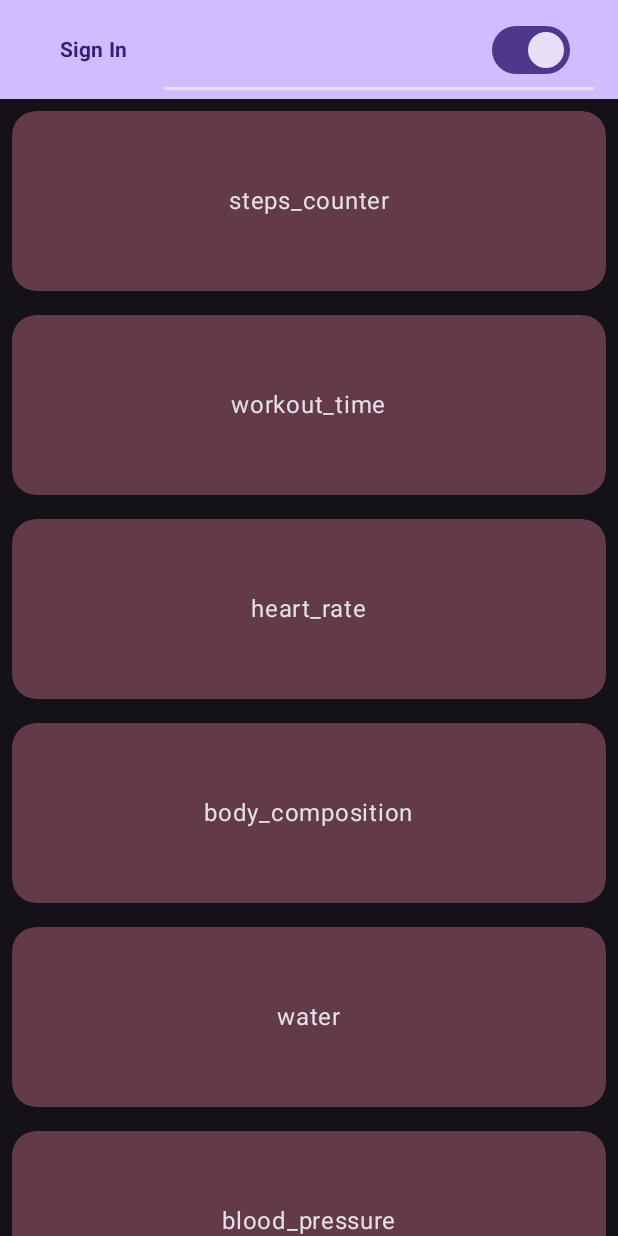
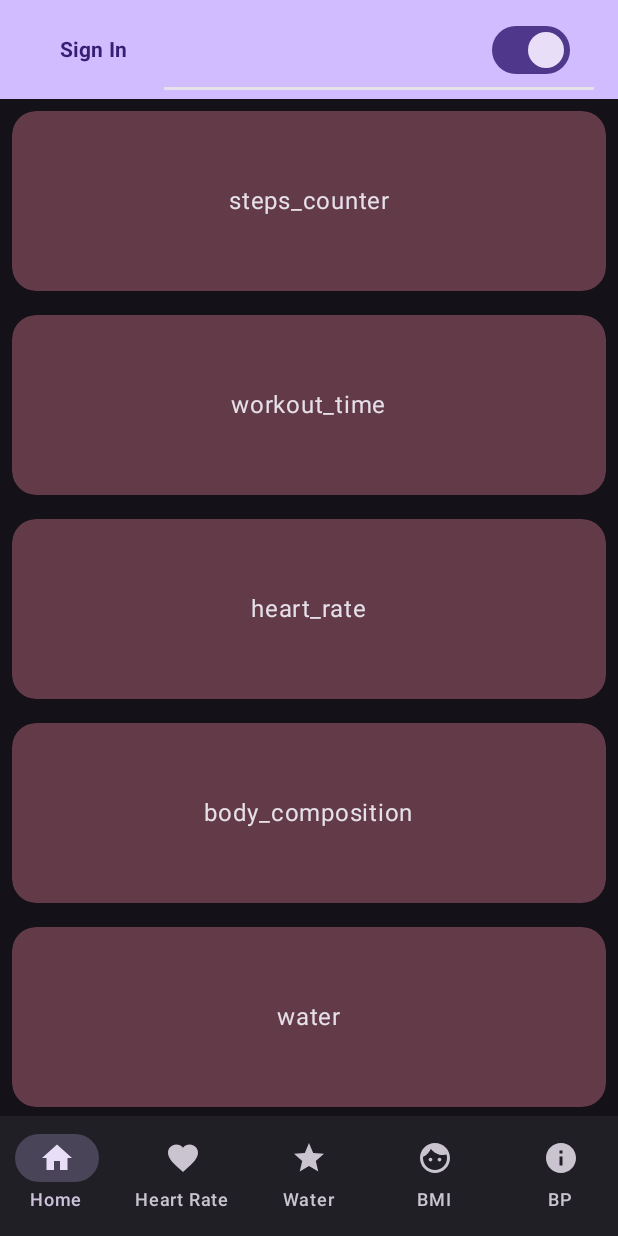
Before and after one commit to amirghari/Task-Beat, an Android app built with Jetpack Compose: the screen it shows after launch (MainActivity), on a phone screen of 412 x 824 dp. Run offline under Robolectric (Android 15) with nearby library versions, the phone set to English and light mode, and no system bars; our stand-ins replace Firebase (no records; nobody signed in at launch, a user with empty details on screens opened directly), Room's generated code; pictures from the network do not load; 1 statement that could not run was skipped.

Commit message:
bottom Navbar added

```diff
--- a/app/build.gradle.kts
+++ b/app/build.gradle.kts
@@ -75,6 +75,8 @@ dependencies {
     implementation(libs.androidx.work.runtime.ktx)
     implementation(libs.androidx.runtime.livedata)
     implementation(libs.firebase.auth.ktx)
+    implementation(libs.firebase.crashlytics.buildtools)
+    implementation(libs.firebase.perf.ktx)
 
     testImplementation(libs.junit)
     androidTestImplementation(libs.androidx.junit)
--- a/app/src/main/java/com/example/taskbeat/TaskBeatApp.kt
+++ b/app/src/main/java/com/example/taskbeat/TaskBeatApp.kt
@@ -1,11 +1,25 @@
 package com.example.taskbeat
 
+import androidx.compose.foundation.layout.padding
+import androidx.compose.material3.Scaffold
 import androidx.compose.runtime.Composable
+import androidx.compose.ui.Modifier
 import androidx.navigation.NavHostController
 import androidx.navigation.compose.rememberNavController
 import com.example.taskbeat.ui.navigation.TaskBeatNavHost
+import com.example.taskbeat.ui.navigation.BottomNavBar
 
+/**
+ * The main app composable that sets up the scaffold structure with a bottom navigation bar
+ * and a navigation host for handling screen transitions.
+ */
 @Composable
 fun TaskBeatApp(navCtrl: NavHostController = rememberNavController()) {
-    TaskBeatNavHost(navCtrl)
+    Scaffold(
+        bottomBar = {
+            BottomNavBar(navCtrl) // Add bottom navigation bar with 5 categories
+        }
+    ) { innerPadding ->
+        TaskBeatNavHost(navCtrl, Modifier.padding(innerPadding)) // Main navigation host
+    }
 }
--- a/app/src/main/java/com/example/taskbeat/ui/navigation/TaskBeatNavGraph.kt
+++ b/app/src/main/java/com/example/taskbeat/ui/navigation/TaskBeatNavGraph.kt
@@ -3,54 +3,70 @@ package com.example.taskbeat.ui.navigation
 import HeartRateScreen
 import HomeScreen
 import SignInScreen
+import androidx.compose.material3.*
 import androidx.compose.runtime.Composable
+import androidx.compose.ui.Modifier
 import androidx.navigation.NavHostController
 import androidx.navigation.compose.NavHost
 import androidx.navigation.compose.composable
-import com.example.taskbeat.ui.screens.BloodGlucoseScreen
-import com.example.taskbeat.ui.screens.BloodPressureScreen
-import com.example.taskbeat.ui.screens.BodyCompositionScreen
-import com.example.taskbeat.ui.screens.EnumScreens
-import com.example.taskbeat.ui.screens.SettingsScreen
-import com.example.taskbeat.ui.screens.StepsCounterScreen
-import com.example.taskbeat.ui.screens.WaterScreen
-import com.example.taskbeat.ui.screens.WorkoutTimeScreen
-
+import androidx.navigation.compose.currentBackStackEntryAsState
+import com.example.taskbeat.ui.screens.*
 
 @Composable
 fun TaskBeatNavHost(
-    navCtrl: NavHostController
+    navController: NavHostController,
+    modifier: Modifier = Modifier
 ) {
-    NavHost(navController = navCtrl, startDestination = EnumScreens.HOME.name) {
-        composable(route = EnumScreens.HOME.route) {
-            HomeScreen(navCtrl)
-        }
-        composable(route = EnumScreens.SIGN_IN.route) {
-            SignInScreen(navCtrl)
-        }
-        composable(route = EnumScreens.SETTINGS.route) {
-            SettingsScreen(navCtrl)
-        }
-        composable(route = EnumScreens.STEPS_COUNTER.route) {
-            StepsCounterScreen(navCtrl)
-        }
-        composable(route = EnumScreens.WORKOUT_TIME.route) {
-            WorkoutTimeScreen(navCtrl)
-        }
-        composable(route = EnumScreens.HEART_RATE.route) {
-            HeartRateScreen(navCtrl)
-        }
-        composable(route = EnumScreens.BODY_COMPOSITION.route) {
-            BodyCompositionScreen(navCtrl)
-        }
-        composable(route = EnumScreens.WATER.route) {
-            WaterScreen(navCtrl)
-        }
-        composable(route = EnumScreens.BLOOD_PRESSURE.route) {
-            BloodPressureScreen(navCtrl)
-        }
-        composable(route = EnumScreens.BLOOD_GLUCOSE.route) {
-            BloodGlucoseScreen(navCtrl)
+    NavHost(
+        navController = navController,
+        startDestination = EnumScreens.HOME.route,
+        modifier = modifier
+    ) {
+        composable(EnumScreens.HOME.route) { HomeScreen(navController) }
+        composable(EnumScreens.SIGN_IN.route) { SignInScreen(navController) }
+        composable(EnumScreens.SETTINGS.route) { SettingsScreen(navController) }
+        composable(EnumScreens.STEPS_COUNTER.route) { StepsCounterScreen(navController) }
+        composable(EnumScreens.WORKOUT_TIME.route) { WorkoutTimeScreen(navController) }
+        composable(EnumScreens.HEART_RATE.route) { HeartRateScreen(navController) }
+        composable(EnumScreens.BODY_COMPOSITION.route) { BodyCompositionScreen(navController) }
+        composable(EnumScreens.WATER.route) { WaterScreen(navController) }
+        composable(EnumScreens.BLOOD_PRESSURE.route) { BloodPressureScreen(navController) }
+        composable(EnumScreens.BLOOD_GLUCOSE.route) { BloodGlucoseScreen(navController) }
+    }
+}
+
+@Composable
+fun BottomNavBar(navController: NavHostController) {
+    val navItems = listOf(
+        EnumScreens.HOME,
+        EnumScreens.HEART_RATE,
+        EnumScreens.WATER,
+        EnumScreens.BODY_COMPOSITION,
+        EnumScreens.BLOOD_PRESSURE
+    )
+
+    val currentRoute = navController.currentBackStackEntryAsState().value?.destination?.route ?: ""
+
+    NavigationBar {
+        navItems.forEach { screen ->
+            NavigationBarItem(
+                icon = {
+                    if (screen.icon != null) {
+                        Icon(imageVector = screen.icon, contentDescription = screen.displayName)
+                    }
+                },
+                label = { Text(screen.displayName) },
+                selected = currentRoute == screen.route,
+                onClick = {
+                    if (currentRoute != screen.route) {
+                        navController.navigate(screen.route) {
+                            popUpTo(EnumScreens.HOME.route) { saveState = true }
+                            launchSingleTop = true
+                            restoreState = true
+                        }
+                    }
+                }
+            )
         }
     }
 }
--- a/app/src/main/java/com/example/taskbeat/ui/screens/EnumScreens.kt
+++ b/app/src/main/java/com/example/taskbeat/ui/screens/EnumScreens.kt
@@ -1,17 +1,27 @@
 package com.example.taskbeat.ui.screens
 
-enum class EnumScreens(val route: String) {
-    HOME("home"),
-    SETTINGS("settings"),
-    STEPS_COUNTER("steps_counter"),
-    WORKOUT_TIME("workout_time"),
-    HEART_RATE("heart_rate"),
-    BODY_COMPOSITION("body_composition"),
-    WATER("water"),
-    BLOOD_PRESSURE("blood_pressure"),
-    BLOOD_GLUCOSE("blood_glucose"),
-    SIGN_IN("sign_in");
+import androidx.compose.material.icons.Icons
+import androidx.compose.material.icons.filled.*
+import androidx.compose.ui.graphics.vector.ImageVector
 
+/**
+ * EnumScreens defines the routes, display names, and icons for each screen.
+ */
+enum class EnumScreens(val route: String, val displayName: String, val icon: ImageVector?) {
+    HOME("home", "Home", Icons.Filled.Home),
+    SETTINGS("settings", "Settings", Icons.Filled.Settings),
+    STEPS_COUNTER("steps_counter", "Steps", Icons.Filled.KeyboardArrowUp),
+    WORKOUT_TIME("workout_time", "Workout", Icons.Filled.PlayArrow),
+    HEART_RATE("heart_rate", "Heart Rate", Icons.Filled.Favorite),
+    BODY_COMPOSITION("body_composition", "BMI", Icons.Filled.Face),
+    WATER("water", "Water", Icons.Filled.Star),
+    BLOOD_PRESSURE("blood_pressure", "BP", Icons.Filled.Info),
+    BLOOD_GLUCOSE("blood_glucose", "Glucose", Icons.Filled.AddCircle),
+    SIGN_IN("sign_in", "Sign In", Icons.Filled.AccountCircle);
+
+    /**
+     * Generate a route with parameters by replacing placeholders.
+     */
     fun withParams(vararg args: String): String {
         var updatedRoute = route
         args.forEach { updatedRoute = updatedRoute.replaceFirst(Regex("\\{[^}]+\\}"), it) }
--- a/gradle/libs.versions.toml
+++ b/gradle/libs.versions.toml
@@ -20,6 +20,8 @@ roomKtx = "2.6.1"
 workRuntimeKtx = "2.9.1"
 runtimeLivedata = "1.7.3"
 firebaseAuthKtx = "23.1.0"
+firebaseCrashlyticsBuildtools = "3.0.2"
+firebasePerfKtx = "21.0.2"
 
 
 [libraries]
@@ -53,6 +55,8 @@ retrofit2-retrofit = { module = "com.squareup.retrofit2:retrofit", version.ref =
 androidx-work-runtime-ktx = { group = "androidx.work", name = "work-runtime-ktx", version.ref = "workRuntimeKtx" }
 androidx-runtime-livedata = { group = "androidx.compose.runtime", name = "runtime-livedata", version.ref = "runtimeLivedata" }
 firebase-auth-ktx = { group = "com.google.firebase", name = "firebase-auth-ktx", version.ref = "firebaseAuthKtx" }
+firebase-crashlytics-buildtools = { group = "com.google.firebase", name = "firebase-crashlytics-buildtools", version.ref = "firebaseCrashlyticsBuildtools" }
+firebase-perf-ktx = { group = "com.google.firebase", name = "firebase-perf-ktx", version.ref = "firebasePerfKtx" }
 
 
 [plugins]
```
